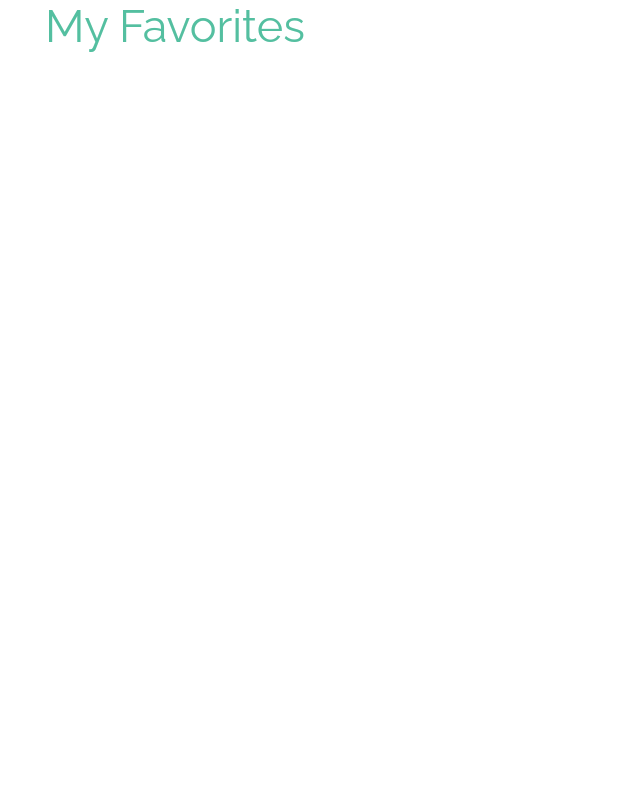
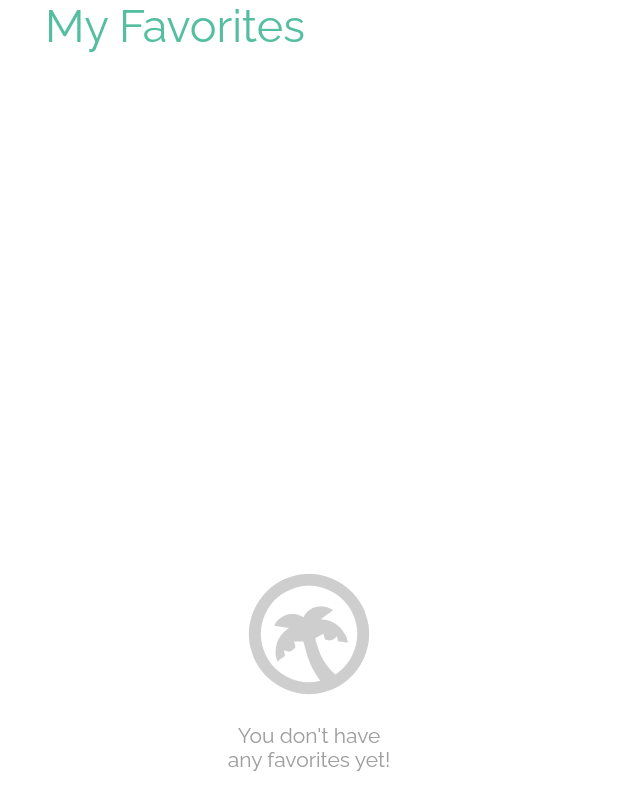
Before and after one commit to romanejaquez/toursy-flutter-revamp, a Flutter app: the FavoritesPage widget shown alone on an empty page, opened directly, on a phone screen of 412 x 824 dp. Shown: the top 810 px of the screen. Run offline on Flutter 3.47's test engine with Material 2 defaults, Android fonts, the phone set to English and light mode, and no system bars; our stand-ins replace cloud_firestore, firebase_auth, firebase_core, google_maps_flutter, google_sign_in, youtube_player_flutter; accounts and stored records are empty; network calls fail.

Commit message:
fetching favorites

```diff
--- a/lib/pages/favorites.dart
+++ b/lib/pages/favorites.dart
@@ -2,8 +2,10 @@ import 'package:cloud_firestore/cloud_firestore.dart';
 import 'package:flutter/material.dart';
 import 'package:provider/provider.dart';
 import 'package:toursy_flutter_revamp/helpers/toursycolors.dart';
+import 'package:toursy_flutter_revamp/helpers/toursyfont.dart';
 import 'package:toursy_flutter_revamp/services/favorites.service.dart';
 import 'package:toursy_flutter_revamp/services/toursymainservice.dart';
+import 'package:toursy_flutter_revamp/widgets/toursyfavoriteslist.dart';
 import 'package:toursy_flutter_revamp/widgets/toursypageheader.dart';
 
 class FavoritesPage extends StatefulWidget {
@@ -14,6 +16,7 @@ class FavoritesPage extends StatefulWidget {
 }
 
 class _FavoritesPageState extends State<FavoritesPage> {
+
   @override
   Widget build(BuildContext context) {
 
@@ -35,65 +38,66 @@ class _FavoritesPageState extends State<FavoritesPage> {
               .snapshots(includeMetadataChanges: false),
               builder: (context, snapshot) {
 
+                Widget? returningWidget;
+
                 if (snapshot.hasError) {
-                  return Center(
-                    child: Text('error')
+                  returningWidget = Center(
+                    child: Column(
+                      mainAxisAlignment: MainAxisAlignment.center,
+                      children: [
+                        Icon(Icons.warning, color: Colors.grey.withOpacity(0.5), size: 80),
+                        const SizedBox(height: 20),
+                        const Text('Couldn\'t fetch\nthe favorites data',
+                          textAlign: TextAlign.center,
+                          style: TextStyle(color: Colors.grey)
+                        )
+                      ],
+                    )
                   );
                 }
-
-                if (!snapshot.hasData) {
-                  return Center(
-                    child: Text('no data')
+                else if (!snapshot.hasData) {
+                  returningWidget = Center(
+                    child: Column(
+                      mainAxisAlignment: MainAxisAlignment.center,
+                      children: [
+                        Icon(ToursyFontIcons.toursyLogo, color: Colors.grey.withOpacity(0.5), size: 80),
+                        const SizedBox(height: 20),
+                        const Text('You don\'t have\nany favorites yet!',
+                          textAlign: TextAlign.center,
+                          style: TextStyle(color: Colors.grey)
+                        )
+                      ],
+                    )
                   );
                 }
+                else {
+                  var dataSnapshot = (snapshot.data as DocumentSnapshot).data() as Map<String, dynamic>;
+                  var favoritesList = dataSnapshot['favorites'] as List<dynamic>;
 
-                var dataSnapshot = (snapshot.data as DocumentSnapshot).data() as Map<String, dynamic>;
-                var favoritesList = dataSnapshot['favorites'] as List<dynamic>;
-                var attractionModelList = toursyMainService.getAttractionsFromList(favoritesList, context);
+                  if (favoritesList.length > 0) {
+                    var attractionModelList = toursyMainService.getAttractionsFromList(favoritesList, context);
+                    returningWidget = ToursyFavoritesList(attractions: attractionModelList);
+                  }
+                  else {
+                    returningWidget = Center(
+                      child: Column(
+                        mainAxisAlignment: MainAxisAlignment.center,
+                        children: [
+                          Icon(ToursyFontIcons.toursyLogo, color: Colors.grey.withOpacity(0.5), size: 80),
+                          const SizedBox(height: 20),
+                          const Text('You don\'t have\nany favorites yet!',
+                            textAlign: TextAlign.center,
+                            style: TextStyle(color: Colors.grey)
+                          )
+                        ],
+                      )
+                    );
+                  }
+                }
 
                 return Padding(
                   padding: const EdgeInsets.all(20),
-                  child: ListView.builder(
-                    itemCount: attractionModelList.length,
-                    itemBuilder: (context, index) {
-
-                      var rowItem = attractionModelList[index];
-                      return Container(
-                        padding: const EdgeInsets.all(20),
-                        child: Row(
-                          children: [
-                            ClipOval(
-                              child: Image.network(rowItem.img!, width: 80, height: 80, fit: BoxFit.cover)
-                            ),
-                            const SizedBox(width: 20),
-                            Expanded(
-                              child: Column(
-                                crossAxisAlignment: CrossAxisAlignment.start,
-                                children: [
-                                  Text(rowItem.name!,
-                                    style: const TextStyle(
-                                      fontSize: 20,
-                                      fontWeight: FontWeight.bold,
-                                      color: ToursyColors.secondaryGreen
-                                    )
-                                  ),
-                                  Text(rowItem.province!,
-                                    style: const TextStyle(
-                                      fontSize: 15,
-                                      color: ToursyColors.primaryGreen
-                                    )
-                                  )
-                                ]
-                              ),
-                            ),
-                            IconButton(
-                              icon: const Icon(Icons.highlight_off, color: ToursyColors.primaryGreen),
-                              onPressed: () {}
-                            )
-                          ],
-                        ),
-                      );
-                    }),
+                  child: returningWidget
                 );
               }
 
--- a/lib/services/toursymainservice.dart
+++ b/lib/services/toursymainservice.dart
@@ -30,12 +30,11 @@ class ToursyMainService {
 
   List<AttractionModel> getAttractionsFromList(List<dynamic> favoritesList, BuildContext context) {
 
-    ByActivityService byActivityService = Provider.of<ByActivityService>(context, listen: false);
     RegionalDataService regionalDataService = Provider.of<RegionalDataService>(context, listen: false);
     TopAttractionsService topAttractionsService = Provider.of<TopAttractionsService>(context, listen: false);
     List<AttractionModel> attractionsList = [];
 
-    for(var activity in regionalDataService.allAttractions) {
+    for(var activity in regionalDataService.getAllAttractions()) {
       if (favoritesList.contains(activity.id)) {
         attractionsList.add(activity);
       }
```
Also changed, not shown: lib/widgets/toursyfavoriteselection.dart (+9 -10 lines), lib/widgets/toursyfavoriteslist.dart (added, +85 -0 lines).
